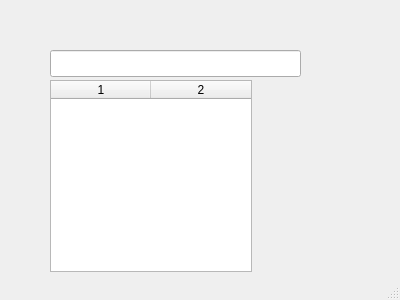
Old version of the form qt_ui/results.ui in the repository Laponina/learn_english.
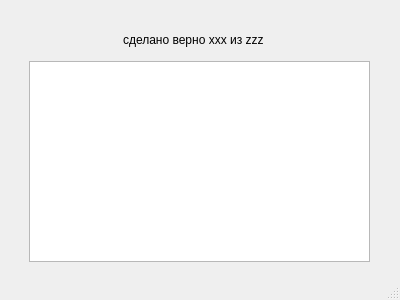
New version of the form.

Commit message: разобралась с окном, выводящим результаты. Тут осталось лишь привести таблицу в привлекательный вид

```diff
--- a/qt_ui/results.ui
+++ b/qt_ui/results.ui
@@ -28,23 +28,13 @@
   <property name="sizeGripEnabled">
    <bool>true</bool>
   </property>
-  <widget class="QLineEdit" name="percentage">
-   <property name="geometry">
-    <rect>
-     <x>50</x>
-     <y>50</y>
-     <width>251</width>
-     <height>27</height>
-    </rect>
-   </property>
-  </widget>
   <widget class="QTableWidget" name="listwords">
    <property name="geometry">
     <rect>
-     <x>50</x>
-     <y>80</y>
-     <width>202</width>
-     <height>192</height>
+     <x>29</x>
+     <y>61</y>
+     <width>341</width>
+     <height>201</height>
     </rect>
    </property>
    <property name="sizePolicy">
@@ -78,7 +68,7 @@
     <bool>false</bool>
    </property>
    <property name="columnCount">
-    <number>2</number>
+    <number>0</number>
    </property>
    <attribute name="horizontalHeaderCascadingSectionResizes">
     <bool>false</bool>
@@ -86,8 +76,22 @@
    <attribute name="verticalHeaderStretchLastSection">
     <bool>true</bool>
    </attribute>
-   <column/>
-   <column/>
+  </widget>
+  <widget class="QLabel" name="percentage">
+   <property name="geometry">
+    <rect>
+     <x>123</x>
+     <y>30</y>
+     <width>154</width>
+     <height>20</height>
+    </rect>
+   </property>
+   <property name="layoutDirection">
+    <enum>Qt::LeftToRight</enum>
+   </property>
+   <property name="text">
+    <string>сделано верно хxx из zzz</string>
+   </property>
   </widget>
  </widget>
  <resources/>
```
The commit also changes 4 other files.
